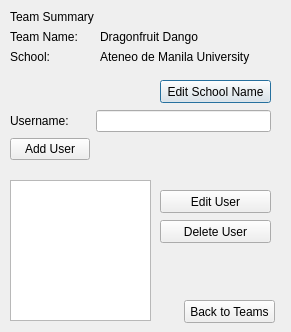
Above: src/registration_app/user_table.ui from trigger-happy/Cerberus before the change. Below: the same form after it.
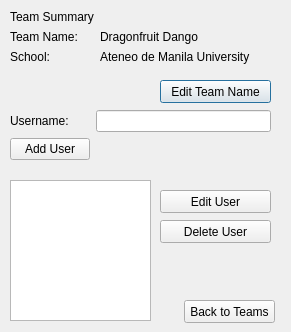
That is the form after the change.

Commit message:
Added functions to the SQLUtil interface
edited a little bit of the registration app GUI to make room for other changes
	- added a 'change username' field for the user
	- removed 'edit school name' and changed it to 'edit team name'

What changed in the file:
```diff
--- a/src/registration_app/user_table.ui
+++ b/src/registration_app/user_table.ui
@@ -73,7 +73,7 @@
     </rect>
    </property>
    <property name="text">
-    <string>Edit School Name</string>
+    <string>Edit Team Name</string>
    </property>
   </widget>
   <widget class="QWidget" name="formLayoutWidget_2">
```
Left out of the diff: 2 changed lines with no effect on the pictures. The commit also changes 3 other files.
